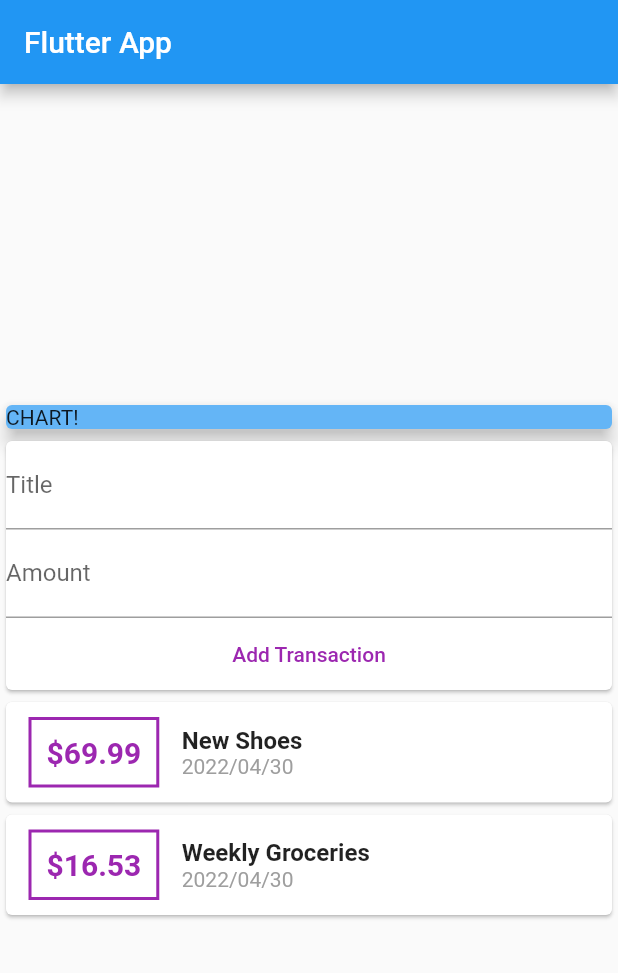
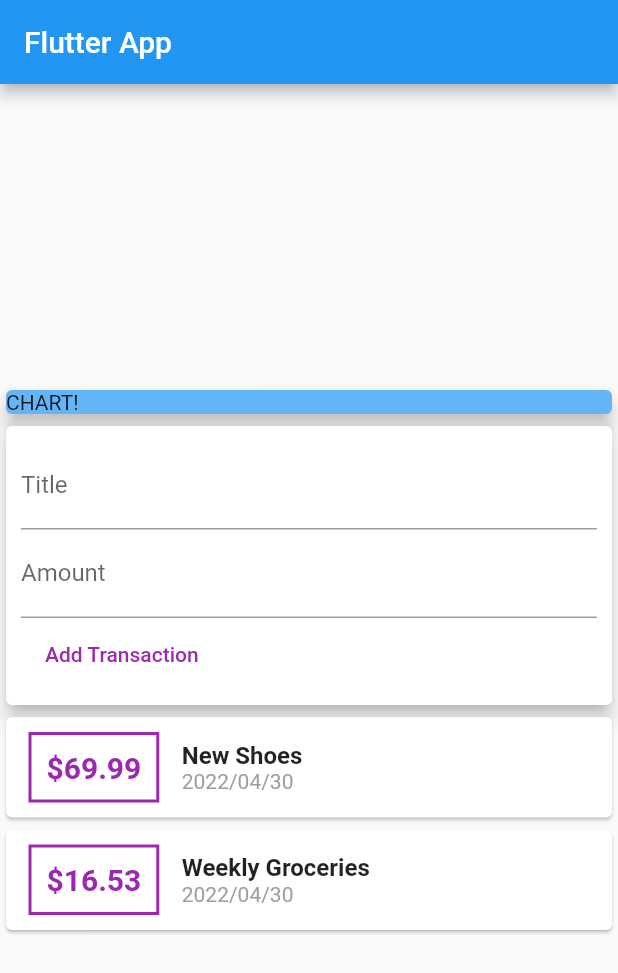
Before and after one commit to rozbeh1212/flutter-expense-tracker, a Flutter app: the screen it shows after launch, on a phone screen of 412 x 824 dp. Shown: the top 973 px of the screen. Run offline on Flutter 3.47's test engine with Material 2 defaults, Android fonts, the phone set to English and light mode, and no system bars.

```diff
--- a/lib/main.dart
+++ b/lib/main.dart
@@ -1,8 +1,9 @@
-// ignore_for_file: prefer_const_constructors
+// ignore_for_file: prefer_const_constructors, deprecated_member_use
 
 import 'package:flutter/material.dart';
 import 'transaction.dart';
 import 'package:intl/intl.dart';
+
 void main() => runApp(MyApp());
 
 class MyApp extends StatelessWidget {
@@ -16,8 +17,7 @@ class MyApp extends StatelessWidget {
 }
 
 class MyHomePage extends StatelessWidget {
-
-  final List <Transaction> transactions = [
+  final List<Transaction> transactions = [
     Transaction(
       id: 't1',
       title: 'New Shoes',
@@ -32,6 +32,9 @@ class MyHomePage extends StatelessWidget {
     ),
   ];
 
+
+  final titleController = TextEditingController(); //  text editing controller is a function that allows us to edit the text in the text field
+  final amountController = TextEditingController();
 
   @override
   Widget build(BuildContext context) {
@@ -53,32 +56,45 @@ class MyHomePage extends StatelessWidget {
               elevation: 5,
             ),
           ),
-          Card(child: Column(
+          Card(
+            elevation: 5,
+            child: Container(
+              padding: EdgeInsets.all(10),
+              child: Column(
+                crossAxisAlignment: CrossAxisAlignment.start,
                 children: <Widget>[
                   TextField(
                     decoration: InputDecoration(
                       labelText: 'Title',
                     ),
+                    controller: titleController, // this is the text editing controller that we created above and we are passing it here to the text field so that it can be used to edit the text in the text field
                   ),
                   TextField(
                     decoration: InputDecoration(
                       labelText: 'Amount',
                     ),
+                    controller: amountController,
                   ),
                   FlatButton(
                     child: Text('Add Transaction'),
                     textColor: Colors.purple,
-                onPressed: () {},
+                    onPressed: () {
+
+
+                    },
                   ),
                 ],
-          ),),
+              ),
+            ),
+          ),
           Column(
             children: transactions.map((tx) {
               return Card(
                 child: Row(
                   children: <Widget>[
                     Container(
-                    margin: EdgeInsets.symmetric( // edge insets are used to give margin to the child
+                      margin: EdgeInsets.symmetric(
+                        // edge insets are used to give margin to the child
                         vertical: 10,
                         horizontal: 15,
                       ),
@@ -122,7 +138,6 @@ class MyHomePage extends StatelessWidget {
             }).toList(),
           ),
         ],
-
       ),
     );
   }
```
Lines whose indentation alone changed are shown as unchanged.
